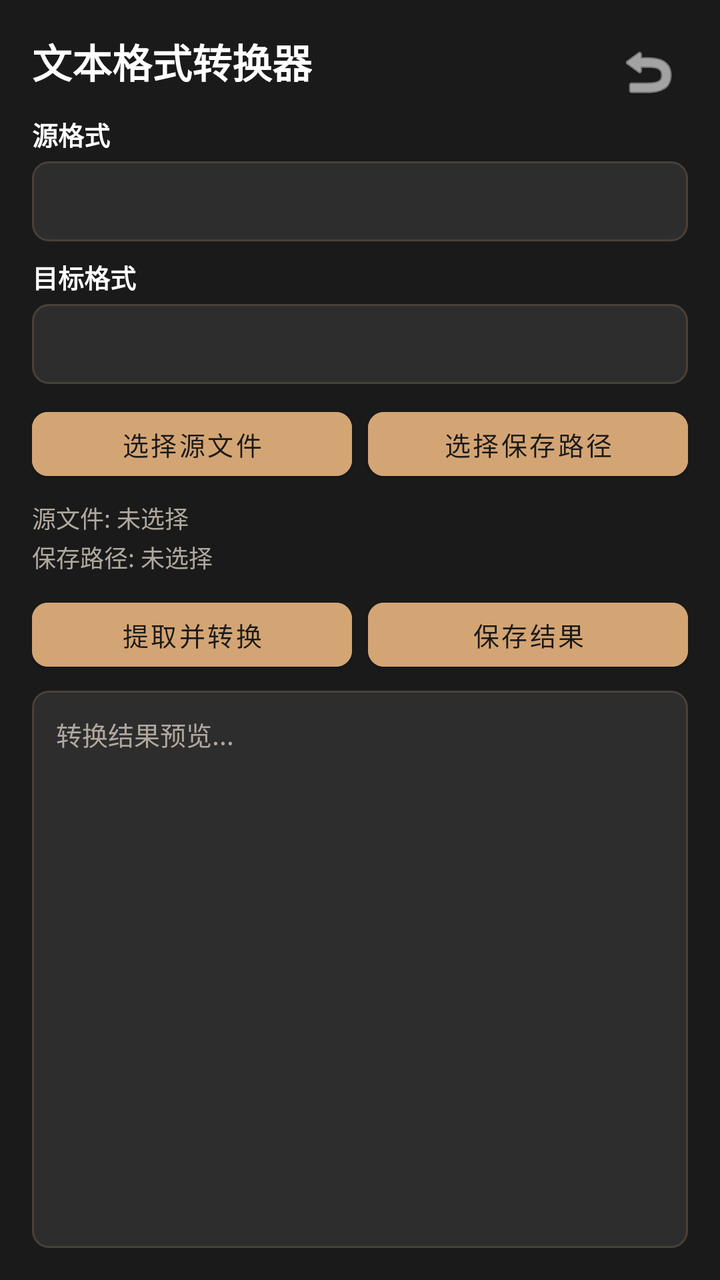
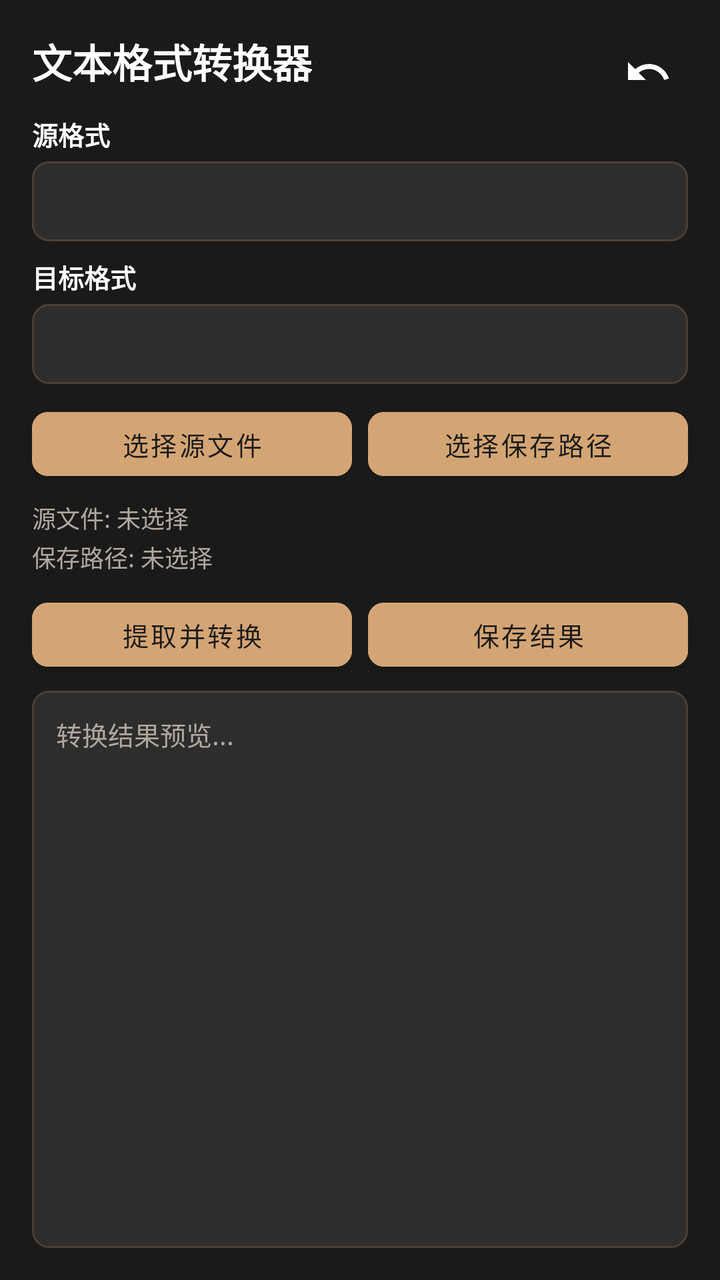

Screens rendered from an Android XML layout before and after an edit, with the pre-edit source and the edit as a unified diff.
<!-- AndroidManifest.xml: activity theme Theme.ToolBoxApp -->
<!-- res/layout/activity_text_converter.xml -->
<?xml version="1.0" encoding="utf-8"?>
<androidx.constraintlayout.widget.ConstraintLayout
    xmlns:android="http://schemas.android.com/apk/res/android"
    xmlns:app="http://schemas.android.com/apk/res-auto"
    android:layout_width="match_parent"
    android:layout_height="match_parent"
    android:background="@color/bg_main"
    android:padding="16dp">

    
    <TextView
        android:id="@+id/tv_title"
        android:layout_width="wrap_content"
        android:layout_height="wrap_content"
        android:text="@string/title_text_converter"
        android:textColor="@color/text_white"
        android:textSize="20sp"
        android:textStyle="bold"
        app:layout_constraintStart_toStartOf="parent"
        app:layout_constraintTop_toTopOf="parent" />

    
    <ImageButton
        android:id="@+id/btn_back"
        android:layout_width="40dp"
        android:layout_height="40dp"
        android:background="?attr/selectableItemBackgroundBorderless"
        android:contentDescription="返回"
        android:padding="8dp"
        android:src="@android:drawable/ic_menu_revert"
        app:layout_constraintEnd_toEndOf="parent"
        app:layout_constraintTop_toTopOf="parent"
        app:tint="@color/text_white" />

    
    <TextView
        android:id="@+id/tv_source_label"
        android:layout_width="wrap_content"
        android:layout_height="wrap_content"
        android:layout_marginTop="12dp"
        android:text="源格式"
        android:textColor="@color/text_white"
        android:textSize="13sp"
        android:textStyle="bold"
        app:layout_constraintStart_toStartOf="parent"
        app:layout_constraintTop_toBottomOf="@+id/tv_title" />

    <Spinner
        android:id="@+id/spinner_source_format"
        android:layout_width="0dp"
        android:layout_height="40dp"
        android:layout_marginTop="4dp"
        android:background="@drawable/bg_spinner"
        android:padding="8dp"
        android:spinnerMode="dropdown"
        app:layout_constraintEnd_toEndOf="parent"
        app:layout_constraintStart_toStartOf="parent"
        app:layout_constraintTop_toBottomOf="@+id/tv_source_label" />

    
    <TextView
        android:id="@+id/tv_target_label"
        android:layout_width="wrap_content"
        android:layout_height="wrap_content"
        android:layout_marginTop="8dp"
        android:text="目标格式"
        android:textColor="@color/text_white"
        android:textSize="13sp"
        android:textStyle="bold"
        app:layout_constraintStart_toStartOf="parent"
        app:layout_constraintTop_toBottomOf="@+id/spinner_source_format" />

    <Spinner
        android:id="@+id/spinner_target_format"
        android:layout_width="0dp"
        android:layout_height="40dp"
        android:layout_marginTop="4dp"
        android:background="@drawable/bg_spinner"
        android:padding="8dp"
        android:spinnerMode="dropdown"
        app:layout_constraintEnd_toEndOf="parent"
        app:layout_constraintStart_toStartOf="parent"
        app:layout_constraintTop_toBottomOf="@+id/tv_target_label" />

    
    <com.google.android.material.button.MaterialButton
        android:id="@+id/btn_select_input"
        android:layout_width="0dp"
        android:layout_height="44dp"
        android:layout_marginTop="8dp"
        android:backgroundTint="@color/button_bg"
        android:text="选择源文件"
        android:textColor="@color/button_text"
        android:textSize="13sp"
        app:cornerRadius="8dp"
        app:layout_constraintEnd_toStartOf="@+id/btn_select_output"
        app:layout_constraintHorizontal_chainStyle="spread"
        app:layout_constraintStart_toStartOf="parent"
        app:layout_constraintTop_toBottomOf="@+id/spinner_target_format" />

    
    <com.google.android.material.button.MaterialButton
        android:id="@+id/btn_select_output"
        android:layout_width="0dp"
        android:layout_height="44dp"
        android:layout_marginStart="8dp"
        android:layout_marginTop="8dp"
        android:backgroundTint="@color/button_bg"
        android:text="选择保存路径"
        android:textColor="@color/button_text"
        android:textSize="13sp"
        app:cornerRadius="8dp"
        app:layout_constraintEnd_toEndOf="parent"
        app:layout_constraintStart_toEndOf="@+id/btn_select_input"
        app:layout_constraintTop_toBottomOf="@+id/spinner_target_format" />

    
    <TextView
        android:id="@+id/tv_input_info"
        android:layout_width="0dp"
        android:layout_height="wrap_content"
        android:layout_marginTop="6dp"
        android:text="源文件: 未选择"
        android:textColor="@color/text_secondary"
        android:textSize="12sp"
        app:layout_constraintEnd_toEndOf="parent"
        app:layout_constraintStart_toStartOf="parent"
        app:layout_constraintTop_toBottomOf="@+id/btn_select_input" />

    
    <TextView
        android:id="@+id/tv_output_path"
        android:layout_width="0dp"
        android:layout_height="wrap_content"
        android:layout_marginTop="2dp"
        android:text="保存路径: 未选择"
        android:textColor="@color/text_secondary"
        android:textSize="12sp"
        app:layout_constraintEnd_toEndOf="parent"
        app:layout_constraintStart_toStartOf="parent"
        app:layout_constraintTop_toBottomOf="@+id/tv_input_info" />

    
    <com.google.android.material.button.MaterialButton
        android:id="@+id/btn_convert"
        android:layout_width="0dp"
        android:layout_height="44dp"
        android:layout_marginTop="8dp"
        android:backgroundTint="@color/button_bg"
        android:text="提取并转换"
        android:textColor="@color/button_text"
        android:textSize="13sp"
        app:cornerRadius="8dp"
        app:layout_constraintEnd_toStartOf="@+id/btn_save"
        app:layout_constraintHorizontal_chainStyle="spread"
        app:layout_constraintStart_toStartOf="parent"
        app:layout_constraintTop_toBottomOf="@+id/tv_output_path" />

    
    <com.google.android.material.button.MaterialButton
        android:id="@+id/btn_save"
        android:layout_width="0dp"
        android:layout_height="44dp"
        android:layout_marginStart="8dp"
        android:layout_marginTop="8dp"
        android:backgroundTint="@color/button_bg"
        android:text="保存结果"
        android:textColor="@color/button_text"
        android:textSize="13sp"
        app:cornerRadius="8dp"
        app:layout_constraintEnd_toEndOf="parent"
        app:layout_constraintStart_toEndOf="@+id/btn_convert"
        app:layout_constraintTop_toBottomOf="@+id/tv_output_path" />

    
    <ProgressBar
        android:id="@+id/progress_bar"
        style="@android:style/Widget.ProgressBar.Horizontal"
        android:layout_width="0dp"
        android:layout_height="4dp"
        android:layout_marginTop="6dp"
        android:indeterminate="true"
        android:progressDrawable="@drawable/bg_button"
        android:visibility="gone"
        app:layout_constraintEnd_toEndOf="parent"
        app:layout_constraintStart_toStartOf="parent"
        app:layout_constraintTop_toBottomOf="@+id/btn_convert" />

    
    <EditText
        android:id="@+id/et_preview"
        android:layout_width="0dp"
        android:layout_height="0dp"
        android:layout_marginTop="6dp"
        android:background="@drawable/bg_edittext"
        android:focusable="false"
        android:gravity="top|start"
        android:hint="转换结果预览..."
        android:inputType="textMultiLine"
        android:padding="12dp"
        android:textColor="@color/text_white"
        android:textColorHint="@color/text_secondary"
        android:textSize="13sp"
        app:layout_constraintBottom_toBottomOf="parent"
        app:layout_constraintEnd_toEndOf="parent"
        app:layout_constraintStart_toStartOf="parent"
        app:layout_constraintTop_toBottomOf="@+id/progress_bar" />

</androidx.constraintlayout.widget.ConstraintLayout>
<!-- resources referenced by this layout -->
<resources>
  <color name="bg_main">#1A1A1A</color>
  <color name="button_bg">#D4A574</color>
  <color name="button_text">#1A1A1A</color>
  <color name="text_secondary">#B0A89E</color>
  <color name="text_white">#FFFFFF</color>
  <!-- drawable bg_button (drawable) -->
  <?xml version="1.0" encoding="utf-8"?>
  <shape xmlns:android="http://schemas.android.com/apk/res/android"
      android:shape="rectangle">
      <solid android:color="#D4A574" />
      <corners android:radius="8dp" />
  </shape>
  <!-- drawable bg_edittext (drawable) -->
  <?xml version="1.0" encoding="utf-8"?>
  <shape xmlns:android="http://schemas.android.com/apk/res/android"
      android:shape="rectangle">
      <solid android:color="#2D2D2D" />
      <corners android:radius="8dp" />
      <stroke android:width="1dp" android:color="#4A4039" />
  </shape>
  <!-- drawable bg_spinner (drawable) -->
  <?xml version="1.0" encoding="utf-8"?>
  <shape xmlns:android="http://schemas.android.com/apk/res/android"
      android:shape="rectangle">
      <solid android:color="#2D2D2D" />
      <corners android:radius="8dp" />
      <stroke android:width="1dp" android:color="#4A4039" />
  </shape>
  <string name="title_text_converter">文本格式转换器</string>
  <style name="Theme.ToolBoxApp" parent="Theme.MaterialComponents.DayNight.NoActionBar">
          
          <item name="colorPrimary">@color/accent</item>
          <item name="colorPrimaryVariant">@color/accent_dark</item>
          <item name="colorOnPrimary">@color/primary_background</item>
  
          
          <item name="colorSecondary">@color/accent_light</item>
          <item name="colorSecondaryVariant">@color/accent</item>
          <item name="colorOnSecondary">@color/primary_background</item>
  
          
          <item name="android:windowBackground">@color/primary_background</item>
          <item name="colorSurface">@color/card_dark</item>
          <item name="colorOnSurface">@color/text_white</item>
  
          
          <item name="android:statusBarColor">@color/status_bar</item>
          <item name="android:navigationBarColor">@color/navigation_bar</item>
          <item name="android:windowLightStatusBar">false</item>
          <item name="android:windowLightNavigationBar">false</item>
  
          
          <item name="android:textColorPrimary">@color/text_white</item>
          <item name="android:textColorSecondary">@color/text_secondary</item>
  
          
          <item name="cardBackgroundColor">@color/card_dark</item>
          <item name="dividerColor">@color/divider</item>
      </style>
  <color name="accent">#D4A574</color>
  <color name="accent_dark">#B8895A</color>
  <color name="primary_background">#1A1A1A</color>
  <color name="accent_light">#E8C9A8</color>
  <color name="card_dark">#4A4039</color>
  <color name="status_bar">#1A1A1A</color>
  <color name="navigation_bar">#1A1A1A</color>
  <color name="divider">#3A3029</color>
</resources>

<!-- the commit's change to res/layout/activity_text_converter.xml (unified diff, before → after) -->
@@ -27,7 +27,7 @@
         android:background="?attr/selectableItemBackgroundBorderless"
         android:contentDescription="返回"
         android:padding="8dp"
-        android:src="@android:drawable/ic_menu_revert"
+        android:src="@drawable/ic_undo"
         app:layout_constraintEnd_toEndOf="parent"
         app:layout_constraintTop_toTopOf="parent"
         app:tint="@color/text_white" />
<!-- resource entries referenced after the edit -->
@@ -28,6 +28,17 @@
       <corners android:radius="8dp" />
       <stroke android:width="1dp" android:color="#4A4039" />
   </shape>
+  <!-- drawable ic_undo (drawable) -->
+  <?xml version="1.0" encoding="utf-8"?>
+  <vector xmlns:android="http://schemas.android.com/apk/res/android"
+      android:width="24dp"
+      android:height="24dp"
+      android:viewportWidth="24"
+      android:viewportHeight="24">
+      <path
+          android:fillColor="#FFFFFF"
+          android:pathData="M12.5,8c-2.65,0 -5.05,0.99 -6.9,2.6L2,7v9h9l-3.62,-3.62c1.39,-1.16 3.16,-1.88 5.12,-1.88 3.54,0 6.55,2.31 7.6,5.5l2.37,-0.78C21.08,11.03 17.15,8 12.5,8z" />
+  </vector>
   <string name="title_text_converter">文本格式转换器</string>
   <style name="Theme.ToolBoxApp" parent="Theme.MaterialComponents.DayNight.NoActionBar">
           
